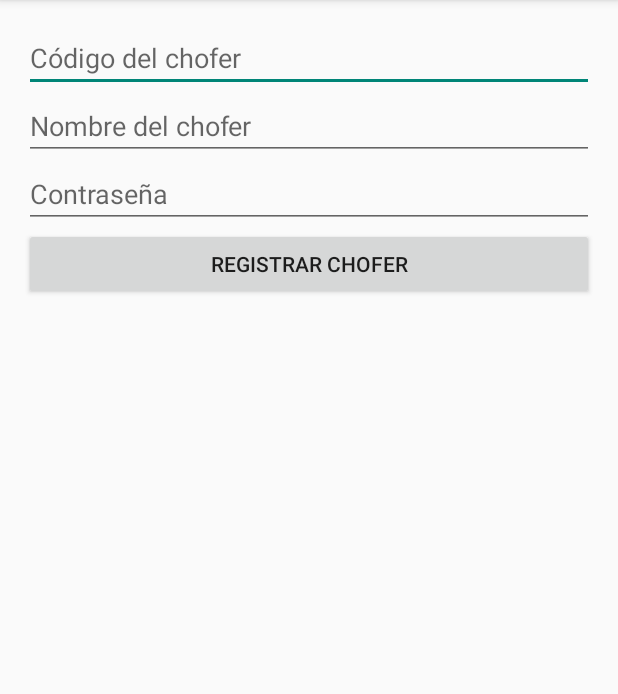
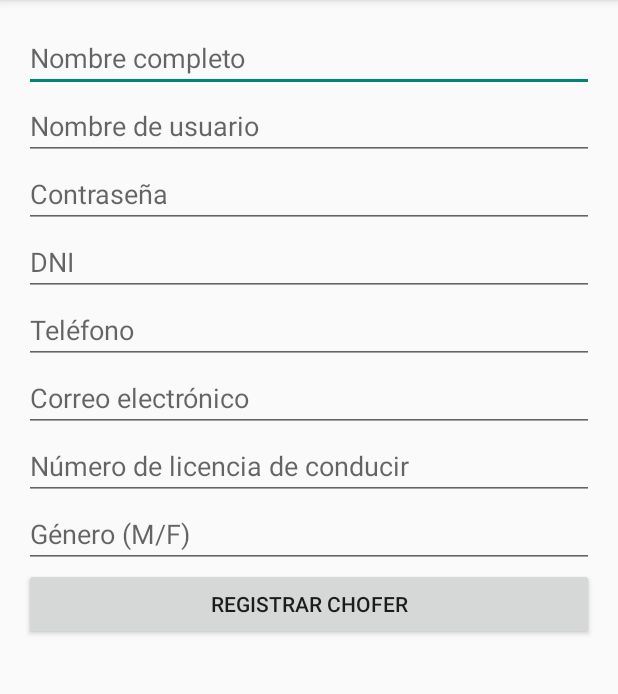
Before and after one commit to JoseMori-Curimana/Proyecto_New_2025BUS, an Android app: the RegistrarChoferActivity screen opened directly, with no data from a screen before it, after a tap on "REGISTRAR CHOFER", on a phone screen of 412 x 824 dp, the part 84-778 px from its top. Run offline under Robolectric (Android 15) with nearby library versions, the phone set to English and light mode, and no system bars; our stand-ins replace Firebase (no records; nobody signed in at launch, a user with empty details on screens opened directly).

Commit message:
Se actualizó RegistrarChoferActivity.java junto a su layout XML. Se eliminaron los campos innecesarios como 'código' y se agregaron los siguientes campos obligatorios: nombre completo, nombre de usuario, contraseña, DNI, teléfono, correo electrónico, número de licencia de conducir y género. También se ajustó la lógica para registrar estos datos en Firestore bajo el rol 'chofer'.

```diff
--- a/app/src/main/java/com/example/proyecto_new_2025bus/RegistrarChoferActivity.java
+++ b/app/src/main/java/com/example/proyecto_new_2025bus/RegistrarChoferActivity.java
@@ -2,7 +2,6 @@ package com.example.proyecto_new_2025bus;
 
 import android.os.Bundle;
 import android.text.TextUtils;
-import android.view.View;
 import android.widget.Button;
 import android.widget.EditText;
 import android.widget.Toast;
@@ -11,9 +10,12 @@ import androidx.appcompat.app.AppCompatActivity;
 
 import com.google.firebase.firestore.FirebaseFirestore;
 
+import java.util.HashMap;
+import java.util.Map;
+
 public class RegistrarChoferActivity extends AppCompatActivity {
 
-    EditText etCodigo, etPassword, etNombre;
+    EditText etNombre, etUsername, etPassword, etDni, etTelefono, etCorreo, etLicencia, etGenero;
     Button btnRegistrar;
 
     private FirebaseFirestore db;
@@ -23,35 +25,60 @@ public class RegistrarChoferActivity extends AppCompatActivity {
         super.onCreate(savedInstanceState);
         setContentView(R.layout.activity_registrar_chofer);
 
+        // Inicializar Firestore
         db = FirebaseFirestore.getInstance();
 
-        etCodigo = findViewById(R.id.etCodigo);
+        // Referencias a los campos
+        etNombre = findViewById(R.id.etNombre);
+        etUsername = findViewById(R.id.etUsername);
         etPassword = findViewById(R.id.etPassword);
-        etNombre = findViewById(R.id.etNombre);
+        etDni = findViewById(R.id.etDni);
+        etTelefono = findViewById(R.id.etTelefono);
+        etCorreo = findViewById(R.id.etCorreo);
+        etLicencia = findViewById(R.id.etLicencia);
+        etGenero = findViewById(R.id.etGenero);
         btnRegistrar = findViewById(R.id.btnRegistrarChofer);
 
+        // Evento clic
         btnRegistrar.setOnClickListener(v -> {
-            String codigo = etCodigo.getText().toString().trim();
+            String nombre = etNombre.getText().toString().trim();
+            String username = etUsername.getText().toString().trim();
             String password = etPassword.getText().toString().trim();
-            String nombre = etNombre.getText().toString().trim();
+            String dni = etDni.getText().toString().trim();
+            String telefono = etTelefono.getText().toString().trim();
+            String correo = etCorreo.getText().toString().trim();
+            String licencia = etLicencia.getText().toString().trim();
+            String genero = etGenero.getText().toString().trim();
 
-            if (TextUtils.isEmpty(codigo) || TextUtils.isEmpty(password) || TextUtils.isEmpty(nombre)) {
-                Toast.makeText(RegistrarChoferActivity.this, "Por favor, complete todos los campos", Toast.LENGTH_SHORT).show();
+            if (TextUtils.isEmpty(nombre) || TextUtils.isEmpty(username) || TextUtils.isEmpty(password) ||
+                    TextUtils.isEmpty(dni) || TextUtils.isEmpty(telefono) || TextUtils.isEmpty(correo) ||
+                    TextUtils.isEmpty(licencia) || TextUtils.isEmpty(genero)) {
+                Toast.makeText(this, "Por favor, complete todos los campos", Toast.LENGTH_SHORT).show();
                 return;
             }
 
-            // Crear un nuevo Usuario
-            Usuario nuevoChofer = new Usuario(codigo, password, nombre, "chofer"); // Bus asignado es null por ahora
+            // Crear chofer como mapa
+            Map<String, Object> chofer = new HashMap<>();
+            chofer.put("nombre", nombre);
+            chofer.put("username", username);
+            chofer.put("password", password);
+            chofer.put("dni", dni);
+            chofer.put("telefono", telefono);
+            chofer.put("correo", correo);
+            chofer.put("licencia", licencia);
+            chofer.put("genero", genero);
+            chofer.put("rol", "chofer");
+            chofer.put("bus_asignado", null);
 
             // Guardar en Firestore
             db.collection("usuarios")
-                    .add(nuevoChofer)
+                    .add(chofer)
                     .addOnSuccessListener(documentReference -> {
-                        Toast.makeText(RegistrarChoferActivity.this, "Chofer registrado con éxito", Toast.LENGTH_SHORT).show();
+                        Toast.makeText(this, "Chofer registrado con éxito", Toast.LENGTH_SHORT).show();
                         finish();
                     })
                     .addOnFailureListener(e -> {
-                        Toast.makeText(RegistrarChoferActivity.this, "Error al registrar el chofer", Toast.LENGTH_SHORT).show();
+                        Toast.makeText(this, "Error al registrar el chofer", Toast.LENGTH_SHORT).show();
                     });
         });
     }
--- a/app/src/main/res/layout/activity_registrar_chofer.xml
+++ b/app/src/main/res/layout/activity_registrar_chofer.xml
@@ -1,32 +1,31 @@
 <?xml version="1.0" encoding="utf-8"?>
-<androidx.constraintlayout.widget.ConstraintLayout xmlns:android="http://schemas.android.com/apk/res/android"
+<ScrollView xmlns:android="http://schemas.android.com/apk/res/android"
     android:layout_width="match_parent"
     android:layout_height="match_parent">
 
-    <LinearLayout xmlns:android="http://schemas.android.com/apk/res/android"
+    <LinearLayout
         android:layout_width="match_parent"
-        android:layout_height="match_parent"
+        android:layout_height="wrap_content"
         android:orientation="vertical"
         android:padding="16dp">
 
-        <!-- Campo para el código del chofer -->
-        <EditText
-            android:id="@+id/etCodigo"
-            android:layout_width="match_parent"
-            android:layout_height="wrap_content"
-            android:hint="Código del chofer"
-            android:inputType="number"
-            android:maxLength="10" />
-
-        <!-- Campo para el nombre del chofer -->
+        <!-- Nombre completo -->
         <EditText
             android:id="@+id/etNombre"
             android:layout_width="match_parent"
             android:layout_height="wrap_content"
-            android:hint="Nombre del chofer"
+            android:hint="Nombre completo"
+            android:inputType="textPersonName" />
+
+        <!-- Nombre de usuario -->
+        <EditText
+            android:id="@+id/etUsername"
+            android:layout_width="match_parent"
+            android:layout_height="wrap_content"
+            android:hint="Nombre de usuario"
             android:inputType="text" />
 
-        <!-- Campo para la contraseña -->
+        <!-- Contraseña -->
         <EditText
             android:id="@+id/etPassword"
             android:layout_width="match_parent"
@@ -34,13 +33,52 @@
             android:hint="Contraseña"
             android:inputType="textPassword" />
 
-        <!-- Botón para registrar el chofer -->
+        <!-- DNI -->
+        <EditText
+            android:id="@+id/etDni"
+            android:layout_width="match_parent"
+            android:layout_height="wrap_content"
+            android:hint="DNI"
+            android:inputType="number"
+            android:maxLength="8" />
+
+        <!-- Teléfono -->
+        <EditText
+            android:id="@+id/etTelefono"
+            android:layout_width="match_parent"
+            android:layout_height="wrap_content"
+            android:hint="Teléfono"
+            android:inputType="phone" />
+
+        <!-- Correo electrónico -->
+        <EditText
+            android:id="@+id/etCorreo"
+            android:layout_width="match_parent"
+            android:layout_height="wrap_content"
+            android:hint="Correo electrónico"
+            android:inputType="textEmailAddress" />
+
+        <!-- Licencia de conducir -->
+        <EditText
+            android:id="@+id/etLicencia"
+            android:layout_width="match_parent"
+            android:layout_height="wrap_content"
+            android:hint="Número de licencia de conducir"
+            android:inputType="text" />
+
+        <!-- Género -->
+        <EditText
+            android:id="@+id/etGenero"
+            android:layout_width="match_parent"
+            android:layout_height="wrap_content"
+            android:hint="Género (M/F)"
+            android:inputType="text" />
+
+        <!-- Botón -->
         <Button
             android:id="@+id/btnRegistrarChofer"
             android:layout_width="match_parent"
             android:layout_height="wrap_content"
             android:text="Registrar Chofer" />
-
     </LinearLayout>
-
-</androidx.constraintlayout.widget.ConstraintLayout>
+</ScrollView>
```
